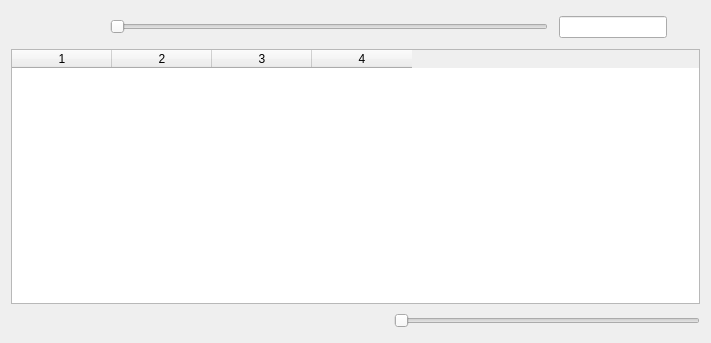
Above: Resources/UI/mainwindow.ui from abodnyaUA/Q5VkPlayer before the change. Below: the same form after it.
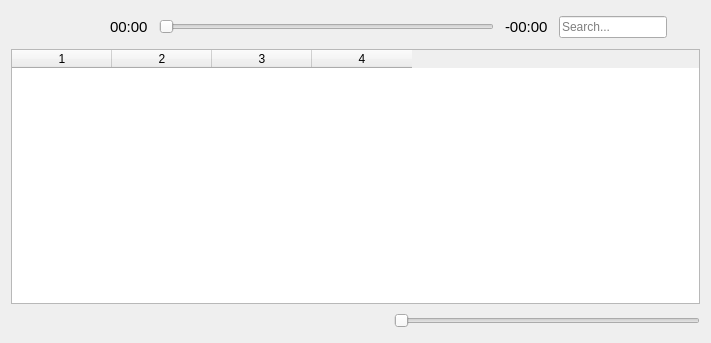
That is the form after the change. Icons and pictures are not drawn.

```diff
--- a/Resources/UI/mainwindow.ui
+++ b/Resources/UI/mainwindow.ui
@@ -116,6 +116,34 @@
         </property>
        </widget>
       </item>
+      <item>
+       <widget class="QLabel" name="progressPassed">
+        <property name="font">
+         <font>
+          <pointsize>11</pointsize>
+         </font>
+        </property>
+        <property name="text">
+         <string>00:00</string>
+        </property>
+       </widget>
+      </item>
+      <item>
+       <spacer name="horizontalSpacer_4">
+        <property name="orientation">
+         <enum>Qt::Horizontal</enum>
+        </property>
+        <property name="sizeType">
+         <enum>QSizePolicy::Fixed</enum>
+        </property>
+        <property name="sizeHint" stdset="0">
+         <size>
+          <width>10</width>
+          <height>20</height>
+         </size>
+        </property>
+       </spacer>
+      </item>
       <item>
        <widget class="QSlider" name="seekSlider">
         <property name="orientation">
@@ -123,6 +151,34 @@
         </property>
        </widget>
       </item>
+      <item>
+       <spacer name="horizontalSpacer_3">
+        <property name="orientation">
+         <enum>Qt::Horizontal</enum>
+        </property>
+        <property name="sizeType">
+         <enum>QSizePolicy::Fixed</enum>
+        </property>
+        <property name="sizeHint" stdset="0">
+         <size>
+          <width>10</width>
+          <height>20</height>
+         </size>
+        </property>
+       </spacer>
+      </item>
+      <item>
+       <widget class="QLabel" name="progressRemained">
+        <property name="font">
+         <font>
+          <pointsize>11</pointsize>
+         </font>
+        </property>
+        <property name="text">
+         <string>-00:00</string>
+        </property>
+       </widget>
+      </item>
       <item>
        <spacer name="horizontalSpacer_2">
         <property name="orientation">
@@ -147,6 +203,9 @@
           <verstretch>0</verstretch>
          </sizepolicy>
         </property>
+        <property name="placeholderText">
+         <string>Search...</string>
+        </property>
        </widget>
       </item>
       <item>
```
